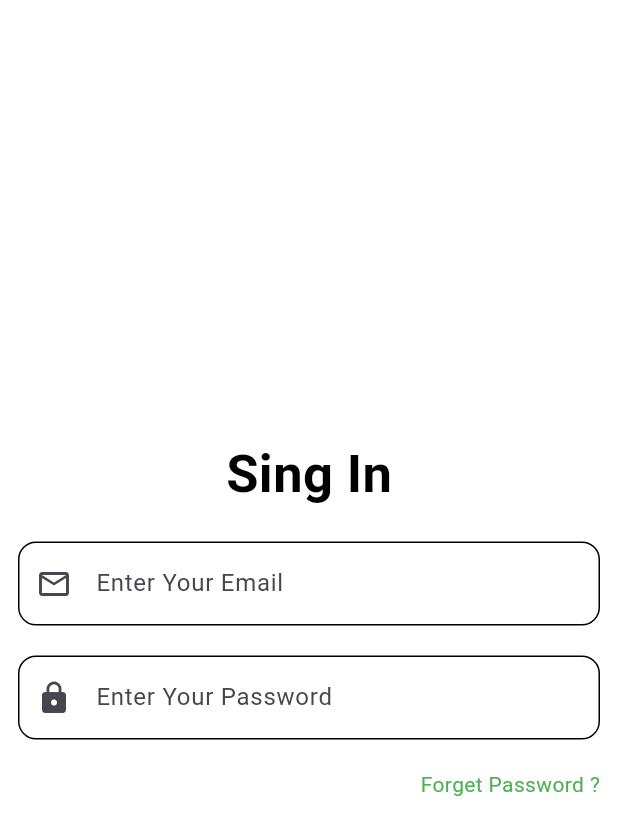
After one commit to elshaarawy7/Zestora-App, a Flutter app: the screen it shows after launch, swiped to page 4, on a phone screen of 412 x 824 dp. The commit adds this screen. Shown: the top 835 px of the screen. Run offline on Flutter 3.47's test engine with Material 3 defaults, Android fonts, the phone set to English and light mode, and no system bars.

Commit message:
create class color app

```diff
--- /dev/null
+++ b/lib/core/utils/color_app.dart
@@ -0,0 +1,5 @@
+import 'package:flutter/cupertino.dart';
+
+abstract class ColorApp {
+  static final Color grean = Color(0xff027908) ;
+}
--- /dev/null
+++ b/lib/futcher/ui/pages/auth/sing_in_page.dart
@@ -0,0 +1,75 @@
+import 'package:flutter/material.dart';
+import 'package:zestora/futcher/ui/widgets/custem_text_filed.dart';
+
+class SingInPage extends StatelessWidget {
+   SingInPage({super.key});
+
+  final fromkey = GlobalKey<FormState>();
+
+  @override
+  Widget build(BuildContext context) {
+    return Scaffold(
+      body: Form(
+        child: Padding(
+          padding: const EdgeInsets.symmetric(horizontal: 12),
+          child: Center(
+            child: Column(
+              mainAxisAlignment: MainAxisAlignment.center,
+              children: [
+                Text("Sing In" , style: TextStyle(
+                  color: Colors.black ,
+                  fontSize: 35 ,
+                  fontWeight: FontWeight.bold ,
+                ),) ,
+
+                SizedBox(height: 20,) ,
+
+                CustomTextField(
+          hintText: "Enter Your Email",
+          prefixIcon: Icons.email_outlined,
+          obscureText: false,
+          validator: (value) {
+            if (value == null || value.isEmpty) {
+              return "Email can't be empty";
+            }
+            if (!value.contains("@")) {
+              return "Enter a valid email";
+            }
+            return null;
+          },
+        ),
+
+        const SizedBox(height: 20),
+
+        CustomTextField(
+          hintText: "Enter Your Password",
+          prefixIcon: Icons.lock,
+          obscureText: true,
+          validator: (value) {
+            if (value == null || value.isEmpty) {
+              return "Password can't be empty";
+            }
+            if (value.length < 6) {
+              return "Password must be at least 6 characters";
+            }
+            return null;
+          },
+        ),
+
+        SizedBox(height: 20,) ,
+
+        Align(
+          alignment: Alignment.centerRight,
+          child: Text("Forget Password ?" , style: TextStyle(
+            color: Colors.green ,
+          ),),
+        )
+
+              ],
+            ),
+          ),
+        ),
+      ),
+    );
+  }
+}
--- /dev/null
+++ b/lib/futcher/ui/widgets/custem_text_filed.dart
@@ -0,0 +1,41 @@
+import 'package:flutter/material.dart';
+
+class CustomTextField extends StatelessWidget {
+  final String hintText;
+  final IconData prefixIcon;
+   final String? Function(String?)? validator; // 👈 هنا الفالديتور المتغير
+  final TextEditingController? controller;
+  final bool obscureText;
+
+  const CustomTextField({
+    super.key,
+    required this.hintText,
+    required this.prefixIcon,
+    required this.obscureText,
+    this.validator,
+    this.controller ,
+  });
+
+
+  @override
+  Widget build(BuildContext context) {
+    return TextFormField(
+      obscureText: obscureText,
+      decoration: InputDecoration(
+        filled: true,
+        fillColor: Colors.white, // الخلفية أبيض
+        hintText: hintText,
+        prefixIcon: Icon(prefixIcon),
+
+        enabledBorder: OutlineInputBorder(
+          borderRadius: BorderRadius.circular(12), // الحواف
+          borderSide: const BorderSide(color: Colors.black), // أسود
+        ),
+        focusedBorder: OutlineInputBorder(
+          borderRadius: BorderRadius.circular(12),
+          borderSide: const BorderSide(color: Colors.black, width: 2),
+        ),
+      ),
+    );
+  }
+}
--- a/lib/page_swip.dart
+++ b/lib/page_swip.dart
@@ -1,6 +1,7 @@
 
 
 import 'package:flutter/material.dart';
+import 'package:zestora/futcher/ui/pages/auth/sing_in_page.dart';
 import 'package:zestora/futcher/ui/pages/splash_screans/splash_screan_1.dart';
 import 'package:zestora/futcher/ui/pages/splash_screans/splash_screan_2.dart';
 import 'package:zestora/futcher/ui/pages/splash_screans/splash_screans_3.dart';
@@ -30,6 +31,7 @@ class _PageSwipState extends State<PageSwip> {
         SplashScrean1() ,
         SplashScrean2() ,
         SplashScreans3() ,
+        SingInPage() ,
       ],
     );
   }
```
